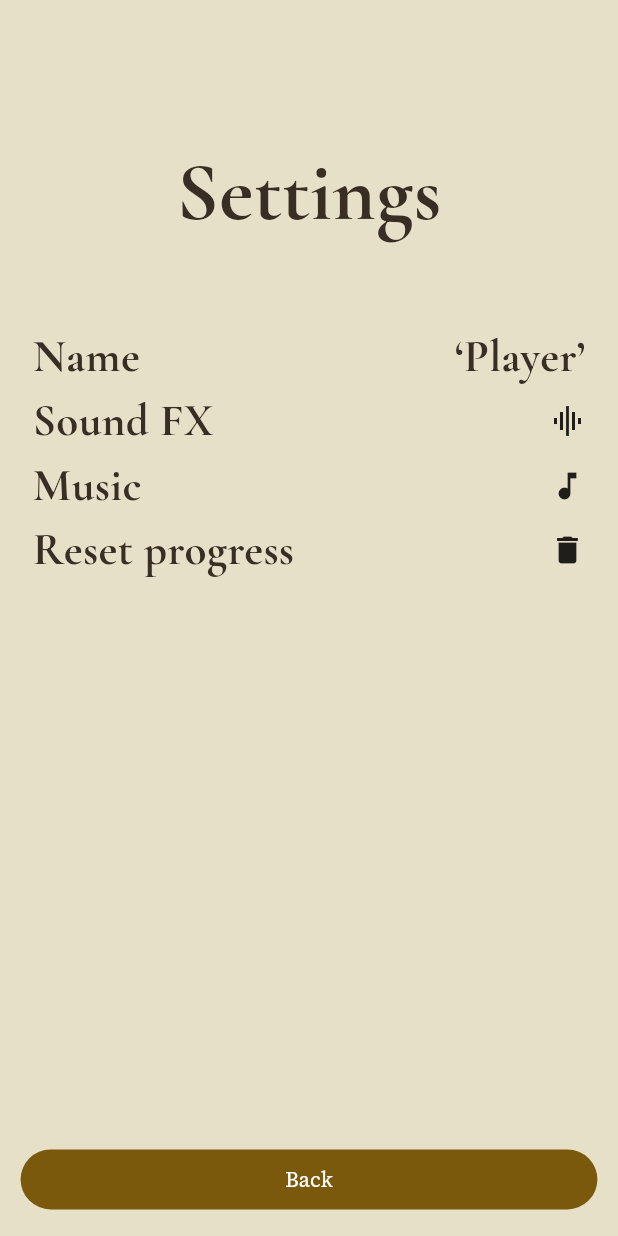
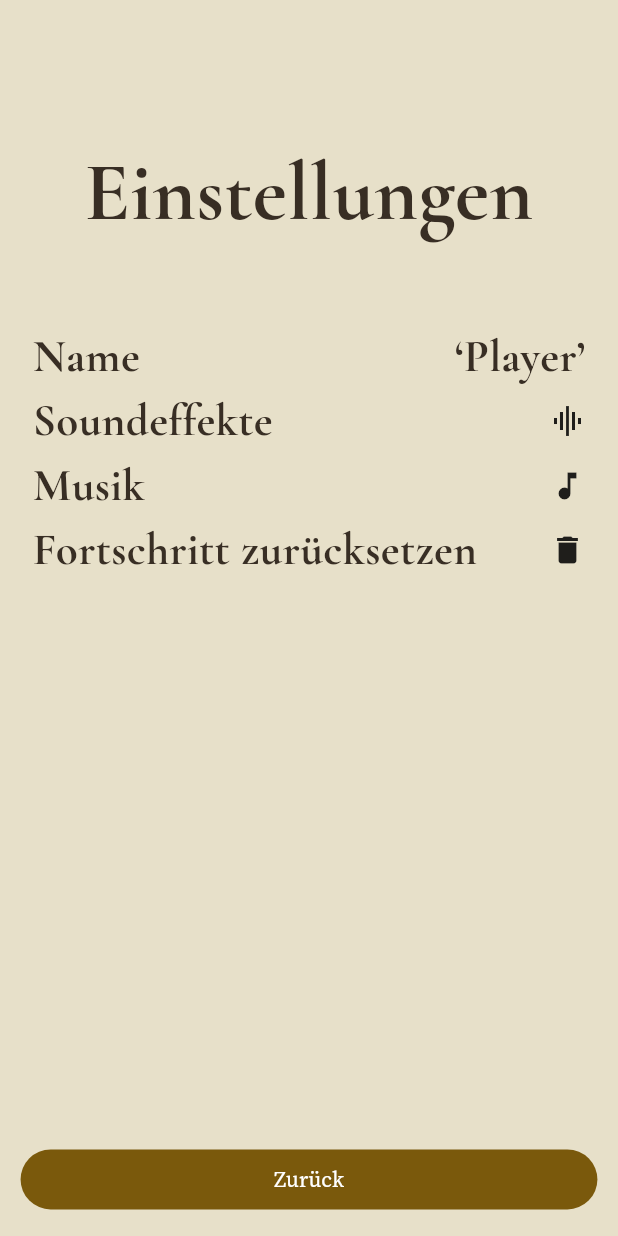
Before and after one commit to Paradoxianer/flying_words, a Flutter app: the screen it shows after launch, after a tap on "Einstellungen", on a phone screen of 412 x 824 dp. Run offline on Flutter 3.47's test engine with Material 3 defaults, Android fonts, the phone set to English and light mode, and no system bars; our stand-ins replace audioplayers, firebase_core, firebase_crashlytics, go_router, google_mobile_ads, in_app_purchase and 1 more; missing offline and left inert: games_services; accounts and stored records are empty.

Commit message:
Scriptorium design PR 4: main menu, win screen and settings
Part of #39.

- main menu: calligraphic title over a golden rule line, subtitle,
  styled music attribution (CC BY 4.0 requires it), 'Bestenliste'
- win screen shows the stars earned in this run (per the #39 model)
  next to the highlighted verse; needs the difficulty, which now
  travels with the route
- setScoreforVerse keeps the run with the most stars and only breaks
  ties by score - a fast but sloppy run can no longer take away a
  flawless run's stars (with tests)
- settings and name dialog speak German; smoke test follows

Co-Authored-By: Claude Fable 5 <noreply@anthropic.com>
Claude-Session: https://claude.ai/code/session_01C31aajg4sVKhdu6RmcpkPo

```diff
--- a/lib/main.dart
+++ b/lib/main.dart
@@ -169,12 +169,14 @@ class MyApp extends StatelessWidget {
                       final score = map['score'] as Score;
                       final levelState = map['levelState'] as LevelState;
                       final lesson = map['lesson'] as Lesson;
+                      final difficulty = map['difficulty'] as Difficulty;
                       return buildMyTransition<void>(
                         child: WinGameScreen(
                           score: score,
                           key: const Key('win game'),
                           lesson: lesson,
                           levelState: levelState,
+                          difficulty: difficulty,
                         ),
                         color: context.watch<Palette>().backgroundPlaySession,
                       );
--- a/lib/src/main_menu/main_menu_screen.dart
+++ b/lib/src/main_menu/main_menu_screen.dart
@@ -11,6 +11,7 @@ import '../audio/sounds.dart';
 import '../games_services/games_services.dart';
 import '../settings/settings.dart';
 import '../style/palette.dart';
+import '../style/scriptorium_text.dart';
 import '../style/responsive_screen.dart';
 
 class MainMenuScreen extends StatelessWidget {
@@ -28,17 +29,32 @@ class MainMenuScreen extends StatelessWidget {
       body: ResponsiveScreen(
         mainAreaProminence: 0.45,
         squarishMainArea: Center(
-          child: Transform.rotate(
-            angle: -0.1,
-            child: const Text(
-              'Flying Words',
-              textAlign: TextAlign.center,
-              style: TextStyle(
-                fontFamily: 'Cormorant Garamond', fontWeight: FontWeight.w700,
-                fontSize: 55,
-                height: 1,
+          child: Column(
+            mainAxisAlignment: MainAxisAlignment.center,
+            children: [
+              Transform.rotate(
+                angle: -0.06,
+                child: Text(
+                  'Flying Words',
+                  textAlign: TextAlign.center,
+                  style: ScriptoriumText.display
+                      .copyWith(color: palette.inkFullOpacity),
+                ),
               ),
-            ),
+              const SizedBox(height: 10),
+              // A golden rule line, like an illuminated manuscript.
+              Container(
+                width: 140,
+                height: 2,
+                color: palette.gold,
+              ),
+              const SizedBox(height: 10),
+              Text(
+                'Bibelverse spielend auswendig lernen',
+                textAlign: TextAlign.center,
+                style: ScriptoriumText.verse.copyWith(color: palette.inkFaded),
+              ),
+            ],
           ),
         ),
         rectangularMenuArea: Column(
@@ -65,7 +81,7 @@ class MainMenuScreen extends StatelessWidget {
                 ready: gamesServicesController.signedIn,
                 child: ElevatedButton(
                   onPressed: () => gamesServicesController.showLeaderboard(),
-                  child: const Text('Leaderboard'),
+                  child: const Text('Bestenliste'),
                 ),
               ),
               _gap,
@@ -88,7 +104,11 @@ class MainMenuScreen extends StatelessWidget {
               ),
             ),
             _gap,
-            const Text('Music von Mr Smith'),
+            Text(
+              'Musik von Mr Smith (CC BY 4.0)',
+              style: ScriptoriumText.verse
+                  .copyWith(fontSize: 13, color: palette.inkFaded),
+            ),
             _gap,
           ],
         ),
--- a/lib/src/play_session/play_session_screen.dart
+++ b/lib/src/play_session/play_session_screen.dart
@@ -193,6 +193,7 @@ class _PlaySessionScreenState extends State<PlaySessionScreen> {
       'score': score,
       'levelState': state,
       'lesson': widget.lesson,
+      'difficulty': widget.difficulty,
     });
   }
 }
--- a/lib/src/settings/custom_name_dialog.dart
+++ b/lib/src/settings/custom_name_dialog.dart
@@ -34,7 +34,7 @@ class _CustomNameDialogState extends State<CustomNameDialog> {
         curve: Curves.easeOutCubic,
       ),
       child: SimpleDialog(
-        title: const Text('Change name'),
+        title: const Text('Name ändern'),
         children: [
           TextField(
             controller: _controller,
@@ -54,7 +54,7 @@ class _CustomNameDialogState extends State<CustomNameDialog> {
           ),
           TextButton(
             onPressed: () => Navigator.pop(context),
-            child: const Text('Close'),
+            child: const Text('Schließen'),
           ),
         ],
       ),
--- a/lib/src/settings/settings_screen.dart
+++ b/lib/src/settings/settings_screen.dart
@@ -30,7 +30,7 @@ class SettingsScreen extends StatelessWidget {
           children: [
             _gap,
             const Text(
-              'Settings',
+              'Einstellungen',
               textAlign: TextAlign.center,
               style: TextStyle(
                 fontFamily: 'Cormorant Garamond', fontWeight: FontWeight.w700,
@@ -45,7 +45,7 @@ class SettingsScreen extends StatelessWidget {
             ValueListenableBuilder<bool>(
               valueListenable: settings.soundsOn,
               builder: (context, soundsOn, child) => _SettingsLine(
-                'Sound FX',
+                'Soundeffekte',
                 Icon(soundsOn ? Icons.graphic_eq : Icons.volume_off),
                 onSelected: () => settings.toggleSoundsOn(),
               ),
@@ -53,7 +53,7 @@ class SettingsScreen extends StatelessWidget {
             ValueListenableBuilder<bool>(
               valueListenable: settings.musicOn,
               builder: (context, musicOn, child) => _SettingsLine(
-                'Music',
+                'Musik',
                 Icon(musicOn ? Icons.music_note : Icons.music_off),
                 onSelected: () => settings.toggleMusicOn(),
               ),
@@ -80,13 +80,13 @@ class SettingsScreen extends StatelessWidget {
                 };
               }
               return _SettingsLine(
-                'Remove ads',
+                'Werbung entfernen',
                 icon,
                 onSelected: callback,
               );
             }),
             _SettingsLine(
-              'Reset progress',
+              'Fortschritt zurücksetzen',
               const Icon(Icons.delete),
               onSelected: () {
                 context.read<PlayerProgress>().reset();
@@ -94,7 +94,7 @@ class SettingsScreen extends StatelessWidget {
                 final messenger = ScaffoldMessenger.of(context);
                 messenger.showSnackBar(
                   const SnackBar(
-                      content: Text('Player progress has been reset.')),
+                      content: Text('Der Fortschritt wurde zurückgesetzt.')),
                 );
               },
             ),
@@ -105,7 +105,7 @@ class SettingsScreen extends StatelessWidget {
           onPressed: () {
             GoRouter.of(context).pop();
           },
-          child: const Text('Back'),
+          child: const Text('Zurück'),
         ),
       ),
     );
```
Also changed, not shown: lib/src/player_progress/player_progress.dart (+21 -9 lines), lib/src/win_game/win_game_screen.dart (+28 -6 lines), 3 other files.
